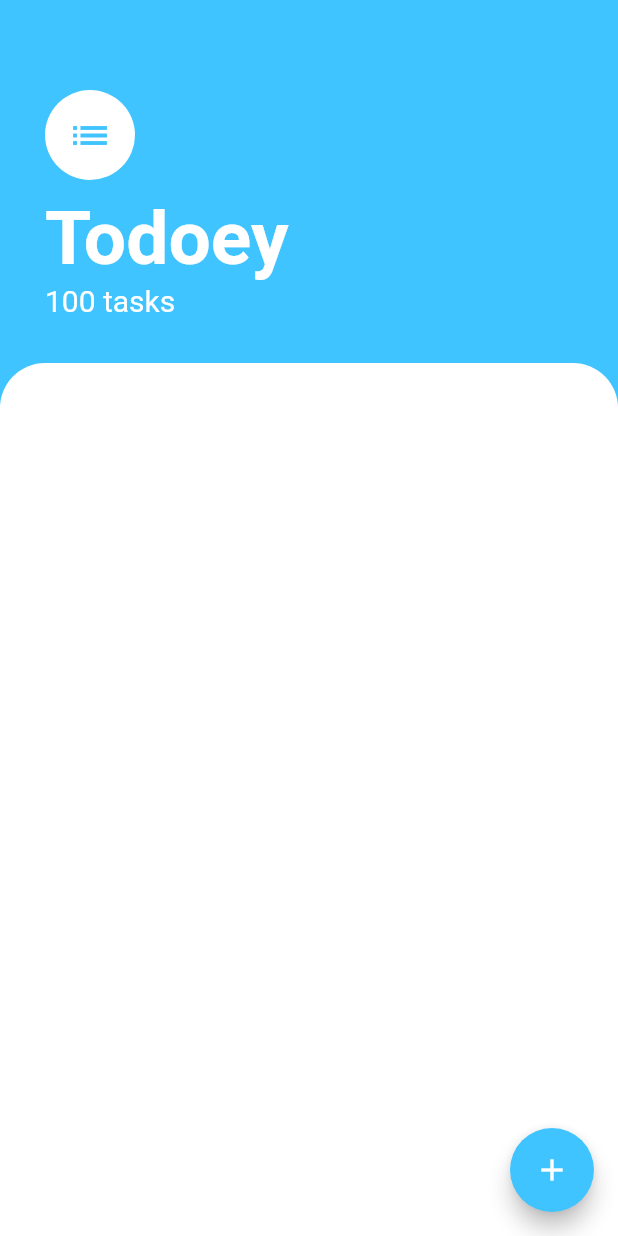
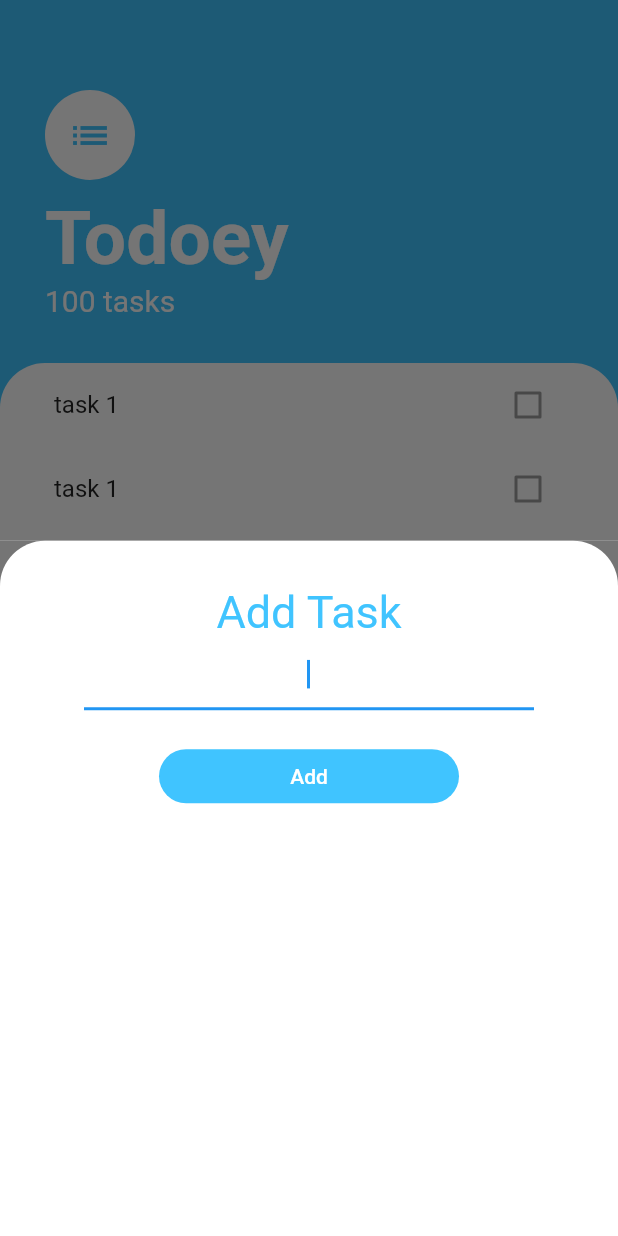
Before and after one commit to nikitanagrale/Todoey_App, a Flutter app: the screen it shows after launch, after a tap on the "add" icon, on a phone screen of 412 x 824 dp. Run offline on Flutter 3.47's test engine with Material 2 defaults, Android fonts, the phone set to English and light mode, and no system bars.

Commit message:
Add task UI updated

```diff
--- /dev/null
+++ b/lib/Screens/add_task_screen.dart
@@ -0,0 +1,53 @@
+import 'package:flutter/material.dart';
+
+class AddTaskScreen extends StatelessWidget {
+  @override
+  Widget build(BuildContext context) {
+    return Container(
+      color: Color(0xff757575),
+      child: Container(
+        padding: EdgeInsets.all(30),
+        decoration: BoxDecoration(
+            color: Colors.white,
+            borderRadius: BorderRadius.only(
+              topRight: Radius.circular(30),
+              topLeft: Radius.circular(30),
+            )),
+        child: Column(
+          children: [
+            Text(
+              'Add Task',
+              style: TextStyle(
+                color: Colors.lightBlueAccent,
+                fontSize: 30,
+              ),
+            ),
+            Container(
+              width: 300,
+              child: TextField(
+                autofocus: true,
+                textAlign: TextAlign.center,
+              ),
+            ),
+            SizedBox(
+              height: 20,
+            ),
+            FlatButton(
+              minWidth: 200,
+              shape: RoundedRectangleBorder(
+                  borderRadius: BorderRadius.circular(30)),
+              child: Text(
+                'Add',
+                style: TextStyle(
+                  color: Colors.white,
+                ),
+              ),
+              color: Colors.lightBlueAccent,
+              onPressed: () {},
+            ),
+          ],
+        ),
+      ),
+    );
+  }
+}
--- a/lib/Screens/task_screen.dart
+++ b/lib/Screens/task_screen.dart
@@ -1,4 +1,6 @@
 import 'package:flutter/material.dart';
+import 'package:todoey_flutter/Screens/add_task_screen.dart';
+import 'package:todoey_flutter/Widgets/tasks_list.dart';
 
 class TaskScreen extends StatelessWidget {
   @override
@@ -6,7 +8,10 @@ class TaskScreen extends StatelessWidget {
     return Scaffold(
       backgroundColor: Colors.lightBlueAccent,
       floatingActionButton: FloatingActionButton(
-        onPressed: () {},
+        onPressed: () {
+          showModalBottomSheet(
+              context: context, builder: (context) => AddTaskScreen());
+        },
         backgroundColor: Colors.lightBlueAccent,
         child: Icon(Icons.add),
       ),
@@ -50,6 +55,8 @@ class TaskScreen extends StatelessWidget {
           ),
           Expanded(
             child: Container(
+              padding: EdgeInsets.symmetric(horizontal: 20),
+              child: TasksList(),
               decoration: BoxDecoration(
                   color: Colors.white,
                   borderRadius: BorderRadius.only(
--- a/lib/Widgets/task_tile.dart
+++ b/lib/Widgets/task_tile.dart
@@ -0,0 +1,13 @@
+import 'package:flutter/material.dart';
+
+class TaskTile extends StatelessWidget {
+  @override
+  Widget build(BuildContext context) {
+    return ListTile(
+      title: Text('task 1'),
+      trailing: Checkbox(
+        value: false,
+      ),
+    );
+  }
+}
--- a/lib/Widgets/tasks_list.dart
+++ b/lib/Widgets/tasks_list.dart
@@ -0,0 +1,15 @@
+import 'package:flutter/material.dart';
+import 'task_tile.dart';
+
+class TasksList extends StatelessWidget {
+  @override
+  Widget build(BuildContext context) {
+    return ListView(
+      children: [
+        TaskTile(),
+        TaskTile(),
+        TaskTile(),
+      ],
+    );
+  }
+}
```
